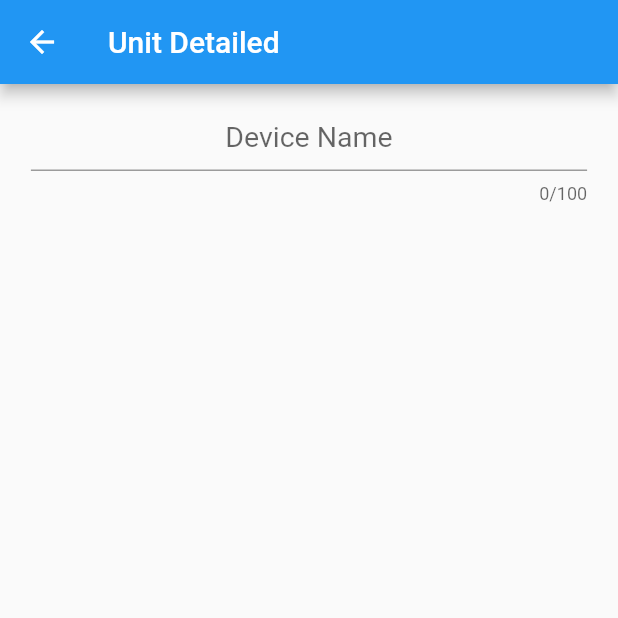
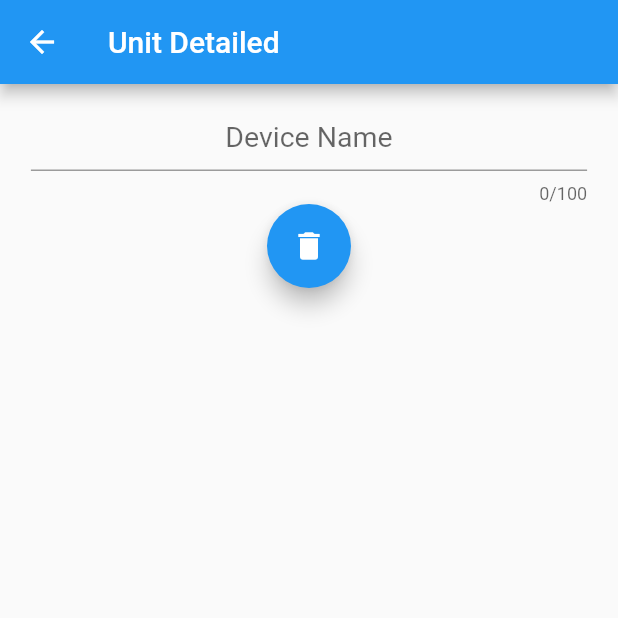
Before and after one commit to EnigmaticThrakon/SD_App, a Flutter app: the UnitDetailed screen opened directly with empty values, on a phone screen of 412 x 824 dp, the top half of it. Run offline on Flutter 3.47's test engine with Material 2 defaults, Android fonts, the phone set to English and light mode, and no system bars; our stand-ins replace device_info_plus, mobx; missing offline and left inert: signalr_client; accounts and stored records are empty; network calls fail.

Commit message:
Added logic to unlink unit and call to endpoint to unlink unit

```diff
--- a/app/lib/pages/unit_detailed.dart
+++ b/app/lib/pages/unit_detailed.dart
@@ -1,18 +1,23 @@
+import 'package:app/services/api_service.dart';
 import 'package:flutter/material.dart';
 
+import '../models/unit.dart';
+
 class UnitDetailed extends StatefulWidget {
-  const UnitDetailed({Key? key, required this.selectedColor}) : super(key: key);
+  const UnitDetailed({Key? key, required this.unit, required this.apiService}) : super(key: key);
 
-  final Color selectedColor;
+  final Unit unit;
+  final ApiService apiService;
   @override
   // ignore: library_private_types_in_public_api, no_logic_in_create_state
-  _UnitDetailedState createState() => _UnitDetailedState(selectedColor);
+  _UnitDetailedState createState() => _UnitDetailedState(unit, apiService);
 }
 
 class _UnitDetailedState extends State<UnitDetailed> {
-  _UnitDetailedState(this.selectedColor);
+  _UnitDetailedState(this._unit, this._apiService);
 
-  final Color selectedColor;
+  final Unit _unit;
+  final ApiService _apiService;
   final TextEditingController _deviceNameController = TextEditingController();
 
   @override
@@ -69,9 +74,16 @@ class _UnitDetailedState extends State<UnitDetailed> {
                     enabled: true,
                     controller: _deviceNameController,
                   ),
-                )
+                ),
               ],
             ),
+                            FloatingActionButton(
+                  child: const Icon(Icons.delete),
+                  onPressed: () async => {
+                    await _apiService.unlinkUnit(_unit),
+                    Navigator.pop(context)
+                  }
+                )
         ]
       )
 
```
Also changed, not shown: app/lib/services/api_service.dart (+17 -2 lines).
